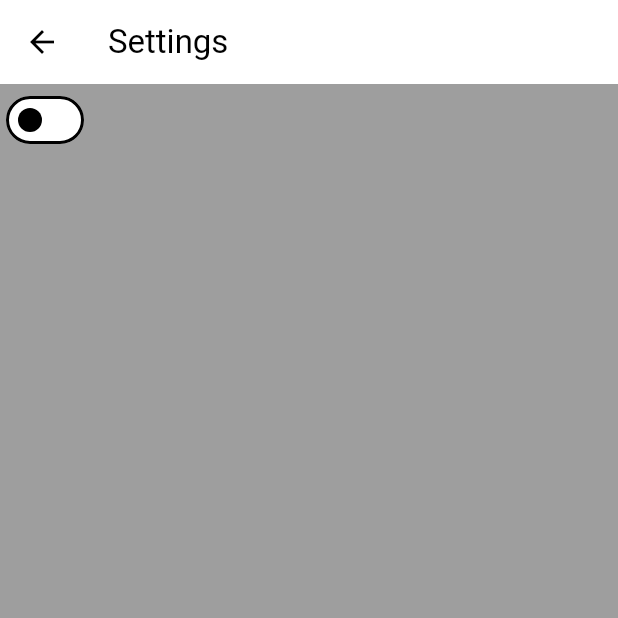
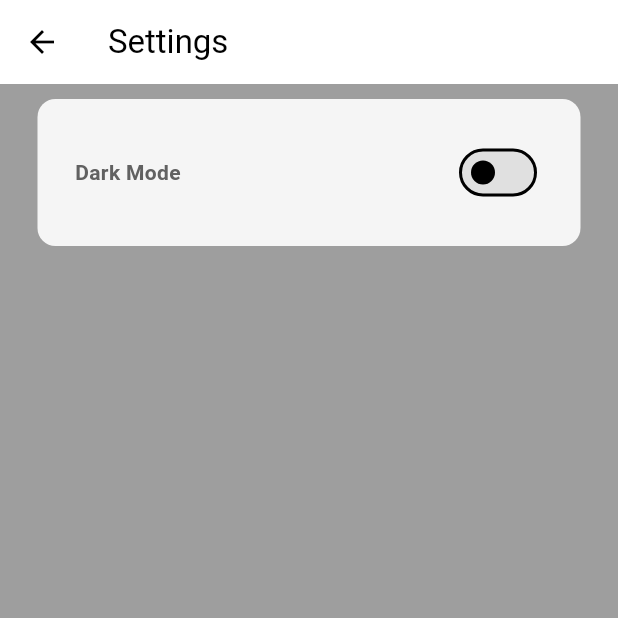
Before and after one commit to mosesmmoisebidth/flutter-ruby-app, a Flutter app: the SettingsPage screen opened directly, on a phone screen of 412 x 824 dp, the top half of it. Run offline on Flutter 3.47's test engine with Material 3 defaults, Android fonts, the light colour scheme and no system bars.

Commit message:
minor changes to the App

```diff
--- a/lib/components/my_drawertile.dart
+++ b/lib/components/my_drawertile.dart
@@ -17,6 +17,7 @@ class MyDrawerTile extends StatelessWidget {
     return Padding(
       padding: const EdgeInsets.only(left: 25.0),
       child: ListTile(
+          onTap: onTap,
           title: Text(
             text,
             style: TextStyle(
--- a/lib/pages/login_page.dart
+++ b/lib/pages/login_page.dart
@@ -24,7 +24,7 @@ class LoginPage extends StatelessWidget {
       }
 
         return Scaffold(
-            backgroundColor: Theme.of(context).colorScheme.background,
+            backgroundColor: Theme.of(context).colorScheme.surface,
             body: Center(
                 child: Column(
                     mainAxisAlignment: MainAxisAlignment.center,
--- a/lib/pages/settings_page.dart
+++ b/lib/pages/settings_page.dart
@@ -1,5 +1,6 @@
 import 'package:flutter/material.dart';
-
+import 'package:provider/provider.dart';
+import 'package:starter_proj/themes/theme_provider.dart';
 class SettingsPage extends StatelessWidget {
   const SettingsPage({super.key});
 
@@ -8,18 +9,38 @@ class SettingsPage extends StatelessWidget {
     return Scaffold(
       appBar: AppBar(
         title: const Text("Settings"),
+        backgroundColor: Theme.of(context).colorScheme.background,
       ),
       backgroundColor: Theme.of(context).colorScheme.primary,
       body: Column(
         children: [
-          Row(
-          children: [
-            Switch(
-              value: false,
-              onChanged: (value) {},  // Note: 'onChanged' not 'onChange'
+          Container(
+            decoration: BoxDecoration(
+              color: Theme.of(context).colorScheme.secondary,
+              borderRadius: BorderRadius.circular(12),
             ),
-          ],
-        ),
+            margin: const EdgeInsets.only(left: 25, top: 10, right: 25),
+            padding: const EdgeInsets.all(25),
+            child: Row(
+              mainAxisAlignment: MainAxisAlignment.spaceBetween,
+              children: [
+                Text(
+                  "Dark Mode",
+                  style: TextStyle(
+                    fontWeight: FontWeight.bold,
+                    color: Theme.of(context).colorScheme.inversePrimary,
+                  ),
+                ),
+                Switch(
+                  value: Provider.of<ThemeProvider>(context).isDarkMode,
+                  onChanged: (value) {
+                    Provider.of<ThemeProvider>(context, listen: false).toggleTheme();
+                  },  // Note: 'onChanged' not 'onChange'
+                ),
+              ],
+                  ),
+
+          ),
         ]
 
         // const SizedBox(height: 20),
--- a/lib/themes/dark_mode.dart
+++ b/lib/themes/dark_mode.dart
@@ -2,7 +2,7 @@ import 'package:flutter/material.dart';
 
 ThemeData darkMode = ThemeData(
     colorScheme: ColorScheme.dark(
-        background: const Color.fromARGB(255, 20, 20, 20),
+        surface: const Color.fromARGB(255, 20, 20, 20),
         primary: const Color.fromARGB(255, 122, 122, 122),
         secondary: const Color.fromARGB(255, 30, 30, 30),
         tertiary: const Color.fromARGB(255, 47, 47, 47),
--- a/lib/themes/light_mode.dart
+++ b/lib/themes/light_mode.dart
@@ -2,7 +2,7 @@ import 'package:flutter/material.dart';
 
 ThemeData lightMode = ThemeData(
     colorScheme: ColorScheme.light(
-        background: Colors.grey.shade300,
+        surface: Colors.grey.shade300,
         primary: Colors.grey.shade500,
         secondary: Colors.grey.shade100,
         tertiary: Colors.white,
```
Also changed, not shown: lib/components/my_drawer.dart (+13 -7 lines), lib/components/my_sliver_app_bar.dart (added, +38 -0 lines), lib/components/my_textfield.dart (+9 -3 lines), lib/pages/home_page.dart (+9 -1 lines), lib/pages/register_page.dart (+10 -2 lines), lib/themes/theme_provider.dart (+10 -15 lines).
